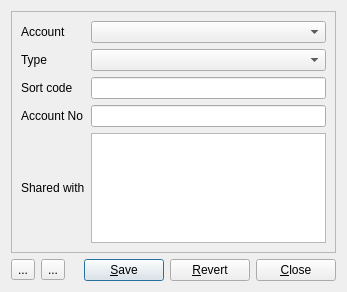
Before: the Qt Designer form ui/accounts.ui in innerhippy/pydosh, drawn with Qt 5.
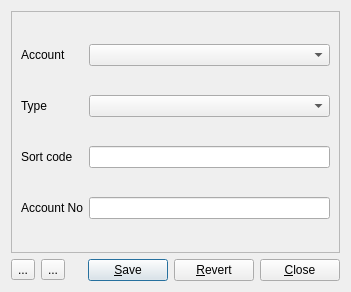
After: the same form once the commit is applied. Icons and pictures are not drawn.

Commit message: Removed account share feature

```diff
--- a/ui/accounts.ui
+++ b/ui/accounts.ui
@@ -6,7 +6,7 @@
    <rect>
     <x>0</x>
     <y>0</y>
-    <width>347</width>
+    <width>351</width>
     <height>292</height>
    </rect>
   </property>
@@ -53,13 +53,6 @@
       <item row="1" column="1">
        <widget class="QComboBox" name="accountType"/>
       </item>
-      <item row="4" column="0">
-       <widget class="QLabel" name="label_5">
-        <property name="text">
-         <string>Shared with</string>
-        </property>
-       </widget>
-      </item>
       <item row="0" column="1">
        <widget class="QComboBox" name="accountCombo"/>
       </item>
@@ -70,9 +63,6 @@
         </property>
        </widget>
       </item>
-      <item row="4" column="1">
-       <widget class="QListView" name="accountShareView"/>
-      </item>
      </layout>
     </widget>
    </item>
```
Left out of the diff: 1 changed line with no effect on the pictures. The commit also changes 11 other files.
